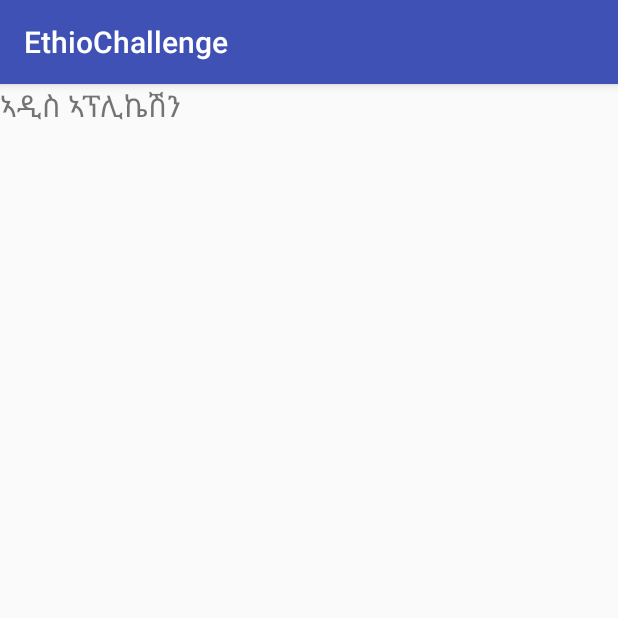
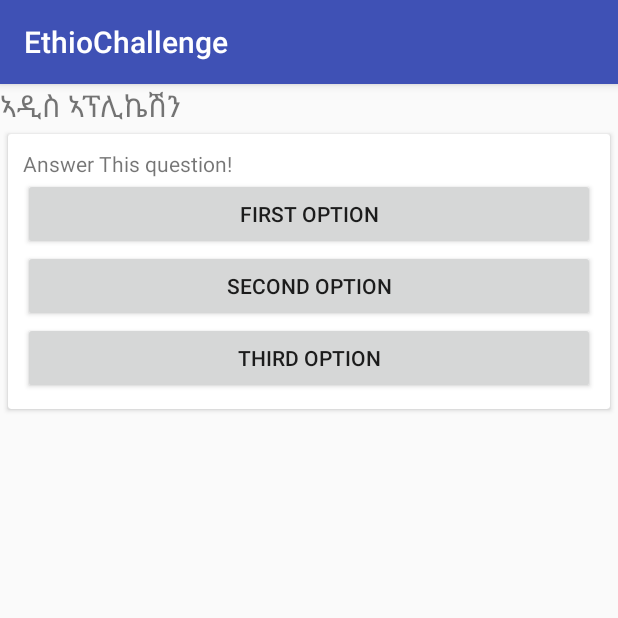
Before and after one commit to brukberhane/EthioChallenge, an Android app: the screen it shows after launch (MainActivity), on a phone screen of 412 x 824 dp, the top half of it. Run offline under Robolectric (Android 15) with nearby library versions, the phone set to English and light mode, and no system bars; 4 statements that could not run were skipped.

Commit message:
adding question UI

```diff
--- a/app/build.gradle
+++ b/app/build.gradle
@@ -28,4 +28,5 @@
     compile 'com.android.support.constraint:constraint-layout:1.0.0-alpha7'
     testCompile 'junit:junit:4.12'
     compile 'com.android.support:design:25.3.1'
+    implementation 'com.android.support:cardview-v7:27.0.2'
 }
--- a/app/src/main/res/layout/fragment_main.xml
+++ b/app/src/main/res/layout/fragment_main.xml
@@ -2,12 +2,49 @@
 <LinearLayout xmlns:android="http://schemas.android.com/apk/res/android"
               android:layout_width="match_parent"
               android:layout_height="match_parent"
+              xmlns:card_view="http://schemas.android.com/apk/res-auto"
               android:orientation="vertical">
 
     <TextView
         android:id="@+id/text_view_fragment_main"
-        android:text="Hello World!"
-        android:layout_width="wrap_content"
+        android:text="Hello World! - Answer this question to move on."
+        android:layout_width="match_parent"
         android:layout_height="wrap_content"/>
 
+    <android.support.v7.widget.CardView
+        android:layout_width="match_parent"
+        android:layout_height="wrap_content"
+        android:layout_gravity="center"
+        android:layout_margin="5dp"
+        card_view:cardCornerRadius="2dp"
+        card_view:contentPadding="10dp"
+        card_view:contentPaddingBottom="10dp"
+        android:paddingTop="10dp">
+        <LinearLayout
+            android:layout_width="match_parent"
+            android:layout_height="wrap_content"
+            android:orientation="vertical">
+        <TextView
+            android:id="@+id/question_text"
+            android:text="Answer This question!"
+            android:layout_width="match_parent"
+            android:layout_height="wrap_content"/>
+        <Button
+            android:id="@+id/first_choice"
+            android:layout_width="match_parent"
+            android:layout_height="wrap_content"
+            android:text="First option"/>
+        <Button
+            android:id="@+id/second_choice"
+            android:layout_width="match_parent"
+            android:layout_height="wrap_content"
+            android:text="Second option"/>
+        <Button
+            android:id="@+id/third_choice"
+            android:layout_width="match_parent"
+            android:layout_height="wrap_content"
+            android:text="Third option"/>
+        </LinearLayout>
+    </android.support.v7.widget.CardView>
+
 </LinearLayout>
--- a/build.gradle
+++ b/build.gradle
@@ -3,6 +3,7 @@
 buildscript {
     repositories {
         jcenter()
+        google()
     }
     dependencies {
         classpath 'com.android.tools.build:gradle:3.0.1'
@@ -15,6 +16,7 @@
 allprojects {
     repositories {
         jcenter()
+        google()
     }
 }
 
```
